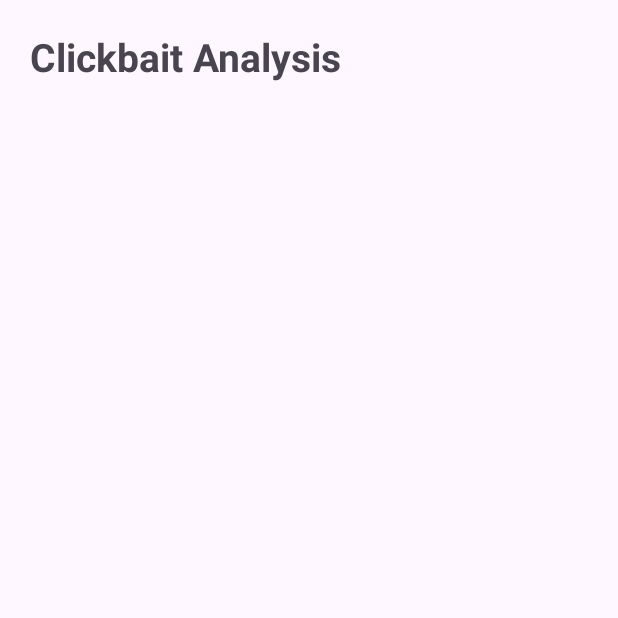
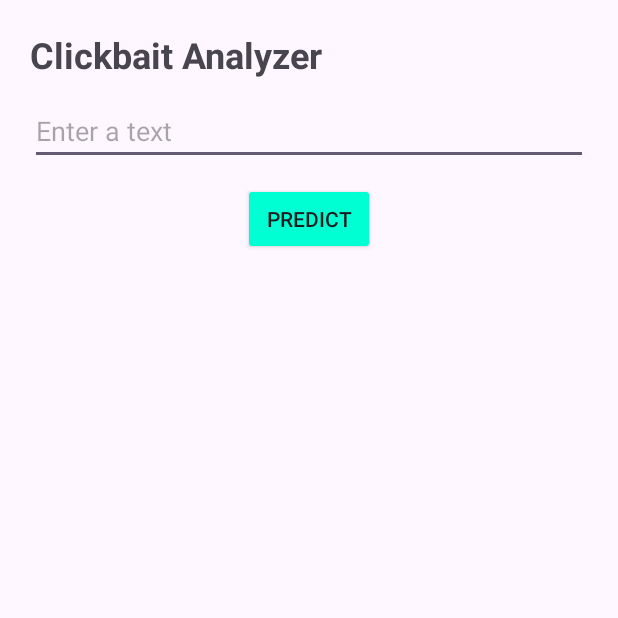
Before and after one commit to ppriyanshu26/FraudApp, an Android app: the screen it shows after launch (Clickbait), after a tap on "CLICKBAITS", on a phone screen of 412 x 824 dp, the top half of it. Run offline under Robolectric (Android 15) with nearby library versions, the light colour scheme and no system bars.

Commit message:
Clickbait Server

```diff
--- a/app/build.gradle.kts
+++ b/app/build.gradle.kts
@@ -33,6 +33,9 @@ android {
 
 dependencies {
     implementation("com.airbnb.android:lottie:6.6.2")
+    implementation("com.squareup.retrofit2:retrofit:2.9.0")
+    implementation("com.squareup.retrofit2:converter-gson:2.9.0")
+    implementation("com.google.code.gson:gson:2.8.8")
     implementation(libs.appcompat)
     implementation(libs.material)
     implementation(libs.activity)
--- a/app/src/main/AndroidManifest.xml
+++ b/app/src/main/AndroidManifest.xml
@@ -1,6 +1,8 @@
 <?xml version="1.0" encoding="utf-8"?>
 <manifest xmlns:android="http://schemas.android.com/apk/res/android"
     xmlns:tools="http://schemas.android.com/tools">
+
+    <uses-permission android:name="android.permission.INTERNET" />
 
     <application
         android:allowBackup="true"
@@ -11,7 +13,11 @@
         android:roundIcon="@mipmap/ic_launcher_round"
         android:supportsRtl="true"
         android:theme="@style/Theme.ProjectExhibition"
+        android:usesCleartextTraffic="true"
         tools:targetApi="31">
+        <activity
+            android:name=".SettingsActivity"
+            android:exported="false" />
         <activity
             android:name=".Description"
             android:exported="false" />
--- /dev/null
+++ b/app/src/main/java/com/priyanshu/projectexhibition/ApiService.java
@@ -0,0 +1,22 @@
+package com.priyanshu.projectexhibition;
+
+import retrofit2.Call;
+import retrofit2.http.Body;
+import retrofit2.http.Headers;
+import retrofit2.http.POST;
+
+class RequestData {
+    String text;
+    RequestData(String text) { this.text = text; }
+}
+
+class ResponseData {
+    String input;
+    String prediction;
+}
+
+public interface ApiService {
+    @Headers("Content-Type: application/json")
+    @POST("/predict")
+    Call<ResponseData> sendText(@Body RequestData requestData);
+}
--- a/app/src/main/java/com/priyanshu/projectexhibition/Clickbait.java
+++ b/app/src/main/java/com/priyanshu/projectexhibition/Clickbait.java
@@ -1,14 +1,29 @@
 package com.priyanshu.projectexhibition;
 
+import android.graphics.Color;
 import android.os.Bundle;
+import android.view.View;
+import android.widget.EditText;
+import android.widget.TextView;
+import android.widget.Toast;
 
 import androidx.activity.EdgeToEdge;
 import androidx.appcompat.app.AppCompatActivity;
+import androidx.appcompat.widget.AppCompatButton;
 import androidx.core.graphics.Insets;
 import androidx.core.view.ViewCompat;
 import androidx.core.view.WindowInsetsCompat;
 
+import retrofit2.Call;
+import retrofit2.Callback;
+import retrofit2.Response;
+
+
 public class Clickbait extends AppCompatActivity {
+
+    private EditText editText;
+    private AppCompatButton sendButton;
+    private TextView resultText;
 
     @Override
     protected void onCreate(Bundle savedInstanceState) {
@@ -20,5 +35,51 @@ public class Clickbait extends AppCompatActivity {
             v.setPadding(systemBars.left, systemBars.top, systemBars.right, systemBars.bottom);
             return insets;
         });
+
+        editText = findViewById(R.id.editText);
+        sendButton = findViewById(R.id.sendButton);
+        resultText = findViewById(R.id.resultText);
+
+        sendButton.setOnClickListener(new View.OnClickListener() {
+            @Override
+            public void onClick(View v) {
+                sendTextToFlask();
+            }
+        });
+    }
+    private void sendTextToFlask() {
+        String inputText = editText.getText().toString();
+        if (inputText.isEmpty()) {
+            Toast.makeText(this, "Enter text", Toast.LENGTH_SHORT).show();
+            return;
+        }
+
+        ApiService apiService = RetrofitClient.getInstance(this);
+        Call<ResponseData> call = apiService.sendText(new RequestData(inputText));
+
+        call.enqueue(new Callback<ResponseData>() {
+            @Override
+            public void onResponse(Call<ResponseData> call, Response<ResponseData> response) {
+                if (response.isSuccessful() && response.body() != null) {
+                    String prediction = response.body().prediction;
+                    resultText.setText("Prediction: " + prediction);
+
+                    // Change text color based on prediction result
+                    if (prediction.equalsIgnoreCase("Possible Clickbait")) {
+                        resultText.setTextColor(Color.RED);  // Red for clickbait
+                    } else {
+                        resultText.setTextColor(Color.GREEN); // Green for non-clickbait
+                    }
+                } else {
+                    resultText.setText("Error: Invalid response");
+                    resultText.setTextColor(Color.GRAY);  // Gray for errors
+                }
+            }
+
+            @Override
+            public void onFailure(Call<ResponseData> call, Throwable t) {
+                resultText.setText("Failed: " + t.getMessage());
+            }
+        });
     }
 }
--- a/app/src/main/java/com/priyanshu/projectexhibition/MainActivity.java
+++ b/app/src/main/java/com/priyanshu/projectexhibition/MainActivity.java
@@ -12,7 +12,7 @@ import androidx.core.view.ViewCompat;
 import androidx.core.view.WindowInsetsCompat;
 
 public class MainActivity extends AppCompatActivity {
-    AppCompatButton description, comments, clickbait, members;
+    AppCompatButton description, comments, clickbait, members, ipconfig;
 
     @Override
     protected void onCreate(Bundle savedInstanceState) {
@@ -29,6 +29,7 @@ public class MainActivity extends AppCompatActivity {
         comments = findViewById(R.id.comments);
         clickbait = findViewById(R.id.clickbait);
         members = findViewById(R.id.members);
+        ipconfig = findViewById(R.id.ipconfig);
 
         Intent iComments = new Intent(getApplicationContext(), Analysis.class);
         Intent iDescription = new Intent(getApplicationContext(), Description.class);
@@ -63,5 +64,7 @@ public class MainActivity extends AppCompatActivity {
             }
         });
 
+        ipconfig.setOnClickListener(v -> SettingsActivity.open(this));
+
     }
 }
--- a/app/src/main/res/layout/activity_clickbait.xml
+++ b/app/src/main/res/layout/activity_clickbait.xml
@@ -14,8 +14,32 @@
     <TextView
         android:layout_width="match_parent"
         android:layout_height="wrap_content"
-        android:text="Clickbait Analysis"
-        android:textSize="26sp"
-        android:textStyle="bold"/>
+        android:textSize="24sp"
+        android:textStyle="bold"
+        android:text="Clickbait Analyzer"/>
+
+    <EditText
+        android:id="@+id/editText"
+        android:layout_marginTop="12dp"
+        android:layout_width="match_parent"
+        android:layout_height="wrap_content"
+        android:hint="Enter a text" />
+
+    <androidx.appcompat.widget.AppCompatButton
+        android:id="@+id/sendButton"
+        android:layout_marginTop="12dp"
+        android:layout_width="wrap_content"
+        android:layout_height="wrap_content"
+        android:backgroundTint="#00FFD3"
+        android:text="Predict" />
+
+    <TextView
+        android:id="@+id/resultText"
+        android:textSize="22sp"
+        android:layout_marginTop="12dp"
+        android:layout_width="match_parent"
+        android:layout_height="wrap_content"
+        android:text=""
+        android:padding="10dp" />
 
 </LinearLayout>
```
Also changed, not shown: app/src/main/java/com/priyanshu/projectexhibition/PreferenceManager.java (added, +49 -0 lines), app/src/main/java/com/priyanshu/projectexhibition/RetrofitClient.java (added, +24 -0 lines), app/src/main/java/com/priyanshu/projectexhibition/SettingsActivity.java (added, +78 -0 lines), app/src/main/res/layout/activity_main.xml (+9 -0 lines), app/src/main/res/layout/activity_settings.xml (added, +41 -0 lines).
